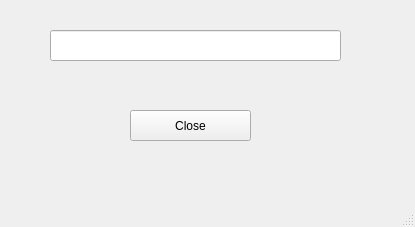
Before: the Qt Designer form Sudoku/popup.ui in nissen77/SudokuProjekt, drawn with Qt 5.
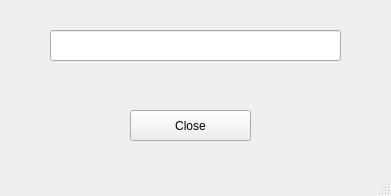
After: the same form once the commit is applied. Icons and pictures are not drawn.

```diff
--- a/Sudoku/popup.ui
+++ b/Sudoku/popup.ui
@@ -6,10 +6,22 @@
    <rect>
     <x>0</x>
     <y>0</y>
-    <width>415</width>
-    <height>227</height>
+    <width>391</width>
+    <height>196</height>
    </rect>
   </property>
+  <property name="minimumSize">
+   <size>
+    <width>391</width>
+    <height>196</height>
+   </size>
+  </property>
+  <property name="maximumSize">
+   <size>
+    <width>391</width>
+    <height>196</height>
+   </size>
+  </property>
   <property name="windowTitle">
    <string>Bewertung</string>
   </property>
```
Left out of the diff: 8 changed lines with no effect on the pictures.
